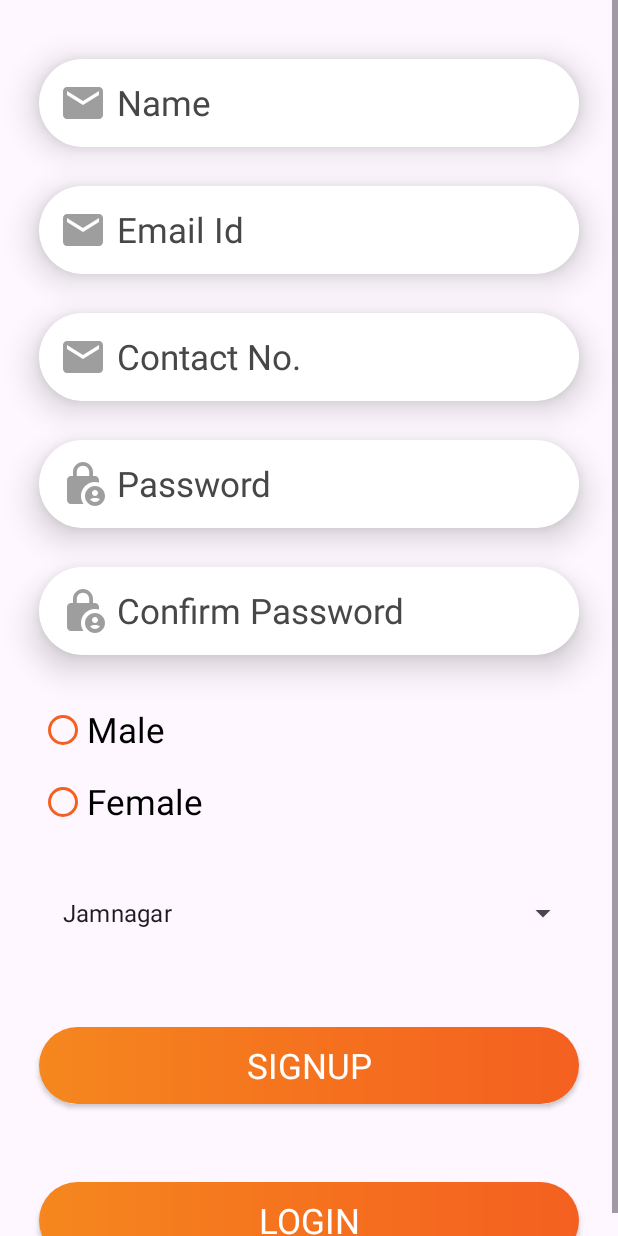
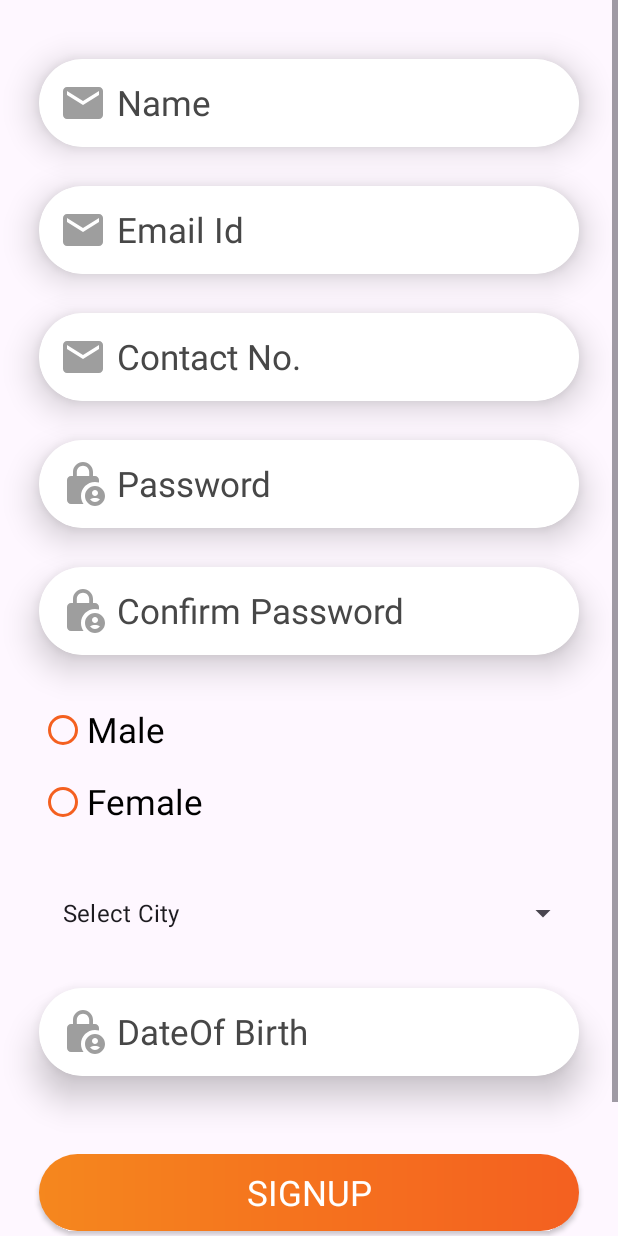
Before and after one commit to sahetu/Internship_45d_Batch2, an Android app: the SignupActivity screen opened directly, with no data from a screen before it, on a phone screen of 412 x 824 dp. Run offline under Robolectric (Android 15) with nearby library versions, the phone set to English and light mode, and no system bars; our stand-ins replace sdp/ssp sizes; Roboto replaces fonts that are not available here.

Commit message:
3rd Aug Updated Code

```diff
--- a/app/src/main/java/internship/batch2/SignupActivity.java
+++ b/app/src/main/java/internship/batch2/SignupActivity.java
@@ -2,22 +2,27 @@ package internship.batch2;
 
 import androidx.appcompat.app.AppCompatActivity;
 
+import android.app.DatePickerDialog;
 import android.os.Bundle;
 import android.view.View;
 import android.widget.AdapterView;
 import android.widget.ArrayAdapter;
 import android.widget.Button;
+import android.widget.DatePicker;
 import android.widget.EditText;
 import android.widget.RadioButton;
 import android.widget.RadioGroup;
 import android.widget.Spinner;
 
+import java.text.SimpleDateFormat;
 import java.util.ArrayList;
+import java.util.Calendar;
+import java.util.Locale;
 
 public class SignupActivity extends AppCompatActivity {
 
-    Button login,signup;
-    EditText name,email,contact, password,confirmPassword;
+    Button login, signup;
+    EditText name, email, contact, password, confirmPassword, dob;
 
     String emailPattern = "[a-zA-Z0-9._-]+@[a-z]+\\.+[a-z]+";
 
@@ -28,6 +33,8 @@ public class SignupActivity extends AppCompatActivity {
     //String[] cityArray = {"Ahmedabad","Vadodara","Surat","Rajkot","Gandhinagar","Modasa","Kalol","Kadi","Ahmedabad","Vadodara","Surat","Rajkot","Gandhinagar","Modasa","Kalol","Kadi"};
 
     ArrayList<String> arrayList;
+    Calendar calendar;
+    String sCity = "";
 
     @Override
     protected void onCreate(Bundle savedInstanceState) {
@@ -40,6 +47,31 @@ public class SignupActivity extends AppCompatActivity {
         contact = findViewById(R.id.signup_contact);
         password = findViewById(R.id.signup_password);
         confirmPassword = findViewById(R.id.signup_confirm_password);
+        dob = findViewById(R.id.signup_dob);
+
+        calendar = Calendar.getInstance();
+
+        DatePickerDialog.OnDateSetListener dateClick = new DatePickerDialog.OnDateSetListener() {
+            @Override
+            public void onDateSet(DatePicker datePicker, int i, int i1, int i2) {
+                calendar.set(Calendar.YEAR,i);
+                calendar.set(Calendar.MONTH,i1);
+                calendar.set(Calendar.DAY_OF_MONTH,i2);
+
+                SimpleDateFormat sdf = new SimpleDateFormat("dd-MM-yyyy", Locale.getDefault());
+                dob.setText(sdf.format(calendar.getTime()));
+
+            }
+        };
+        dob.setOnClickListener(new View.OnClickListener() {
+            @Override
+            public void onClick(View view) {
+                DatePickerDialog datePickerDialog = new DatePickerDialog(SignupActivity.this, dateClick, calendar.get(Calendar.YEAR), calendar.get(Calendar.MONTH), calendar.get(Calendar.DAY_OF_MONTH));
+                //datePickerDialog.getDatePicker().setMinDate(System.currentTimeMillis());
+                datePickerDialog.getDatePicker().setMaxDate(System.currentTimeMillis());
+                datePickerDialog.show();
+            }
+        });
 
         city = findViewById(R.id.signup_city);
 
@@ -53,18 +85,25 @@ public class SignupActivity extends AppCompatActivity {
         arrayList.add("Gandhinagar");
 
         arrayList.remove(3);
-        arrayList.set(3,"Vadodara");
+        arrayList.set(3, "Vadodara");
 
-        arrayList.add(0,"Jamnagar");
+        arrayList.add(0, "Jamnagar");
+        arrayList.add(0, "Select City");
 
-        ArrayAdapter adapter = new ArrayAdapter(SignupActivity.this,android.R.layout.simple_list_item_1,arrayList);
+        ArrayAdapter adapter = new ArrayAdapter(SignupActivity.this, android.R.layout.simple_list_item_1, arrayList);
         adapter.setDropDownViewResource(android.R.layout.simple_list_item_activated_1);
         city.setAdapter(adapter);
 
         city.setOnItemSelectedListener(new AdapterView.OnItemSelectedListener() {
             @Override
             public void onItemSelected(AdapterView<?> adapterView, View view, int i, long l) {
-                new CommonMethod(SignupActivity.this,arrayList.get(i));
+                if(i==0){
+                    sCity = "";
+                }
+                else {
+                    sCity = arrayList.get(i);
+                    new CommonMethod(SignupActivity.this, arrayList.get(i));
+                }
             }
 
             @Override
@@ -79,7 +118,7 @@ public class SignupActivity extends AppCompatActivity {
             @Override
             public void onCheckedChanged(RadioGroup radioGroup, int i) {
                 RadioButton radioButton = findViewById(i); //i = R.id.signup_male,R.id.signup_female;
-                new CommonMethod(SignupActivity.this,radioButton.getText().toString());
+                new CommonMethod(SignupActivity.this, radioButton.getText().toString());
             }
         });
 
@@ -112,40 +151,40 @@ public class SignupActivity extends AppCompatActivity {
         signup.setOnClickListener(new View.OnClickListener() {
             @Override
             public void onClick(View view) {
-                if(name.getText().toString().trim().equals("")){
+                if (name.getText().toString().trim().equals("")) {
                     name.setError("Name Required");
+                } else if (email.getText().toString().trim().equals("")) {
+                    email.setError("Email Id Required");
+                } else if (!email.getText().toString().trim().matches(emailPattern)) {
+                    email.setError("Invalid EMail Id");
+                } else if (contact.getText().toString().trim().equals("")) {
+                    contact.setError("Contact No. Required");
+                } else if (contact.getText().toString().trim().length() < 10) {
+                    contact.setError("Valid Contact No. Required");
+                } else if (password.getText().toString().trim().equals("")) {
+                    password.setError("Password Required");
+                } else if (password.getText().toString().trim().length() < 6) {
+                    password.setError("Min. 6 Char Password Required");
+                } else if (confirmPassword.getText().toString().trim().equals("")) {
+                    confirmPassword.setError("Confirm Password Required");
+                } else if (confirmPassword.getText().toString().trim().length() < 6) {
+                    confirmPassword.setError("Min. 6 Char Confirm Password Required");
+                } else if (!confirmPassword.getText().toString().trim().matches(password.getText().toString().trim())) {
+                    confirmPassword.setError("Confirm Password Does Not Match");
                 }
-                else if (email.getText().toString().trim().equals("")) {
-                    email.setError("Email Id Required");
+                else if(gender.getCheckedRadioButtonId() == -1){
+                    new CommonMethod(SignupActivity.this,"Please Select Gender");
                 }
-                else if(!email.getText().toString().trim().matches(emailPattern)){
-                    email.setError("Invalid EMail Id");
+                else if(sCity.equals("")){
+                    new CommonMethod(SignupActivity.this,"Please Select City");
                 }
-                else if(contact.getText().toString().trim().equals("")){
-                    contact.setError("Contact No. Required");
-                }
-                else if(contact.getText().toString().trim().length()<10){
-                    contact.setError("Valid Contact No. Required");
-                }
-                else if (password.getText().toString().trim().equals("")) {
-                    password.setError("Password Required");
-                }
-                else if (password.getText().toString().trim().length()<6) {
-                    password.setError("Min. 6 Char Password Required");
-                }
-                else if (confirmPassword.getText().toString().trim().equals("")) {
-                    confirmPassword.setError("Confirm Password Required");
-                }
-                else if (confirmPassword.getText().toString().trim().length()<6) {
-                    confirmPassword.setError("Min. 6 Char Confirm Password Required");
-                }
-                else if(!confirmPassword.getText().toString().trim().matches(password.getText().toString().trim())){
-                    confirmPassword.setError("Confirm Password Does Not Match");
+                else if (dob.getText().toString().trim().equals("")) {
+                    dob.setError("Please Select Date Of Birth");
                 }
                 else {
                     System.out.println("Signup Successfully\nEmail:" + email.getText().toString() + "\nPassword:" + password.getText().toString());
                     new CommonMethod(SignupActivity.this, "Signup Successfully");
-                    new CommonMethod(view,"Signup Successfully");
+                    new CommonMethod(view, "Signup Successfully");
                     //new CommonMethod(SignupActivity.this, HomeActivity.class);
                     onBackPressed();
                 }
--- a/app/src/main/res/layout/activity_signup.xml
+++ b/app/src/main/res/layout/activity_signup.xml
@@ -165,12 +165,36 @@
             android:layout_marginHorizontal="@dimen/_20sdp"
             android:layout_marginTop="@dimen/_20sdp" />
 
+        <androidx.cardview.widget.CardView
+            android:id="@+id/signup_dob_card"
+            android:layout_width="match_parent"
+            android:layout_height="wrap_content"
+            android:layout_below="@id/signup_city"
+            android:layout_marginHorizontal="@dimen/_20sdp"
+            android:layout_marginTop="@dimen/_20sdp"
+            app:cardCornerRadius="@dimen/_50sdp"
+            app:cardElevation="@dimen/_10sdp">
+
+            <EditText
+                android:id="@+id/signup_dob"
+                style="@style/edit_18"
+                android:layout_width="match_parent"
+                android:layout_height="wrap_content"
+                android:background="@color/white"
+                android:drawableLeft="@drawable/password"
+                android:drawablePadding="@dimen/_5sdp"
+                android:editable="false"
+                android:hint="DateOf Birth"
+                android:padding="@dimen/_10sdp" />
+
+        </androidx.cardview.widget.CardView>
+
         <Button
             android:id="@+id/signup_signup"
             style="@style/button_18"
             android:layout_width="match_parent"
             android:layout_height="wrap_content"
-            android:layout_below="@id/signup_city"
+            android:layout_below="@id/signup_dob_card"
             android:layout_marginHorizontal="@dimen/_20sdp"
             android:layout_marginTop="@dimen/_40sdp"
             android:text="Signup" />
```
